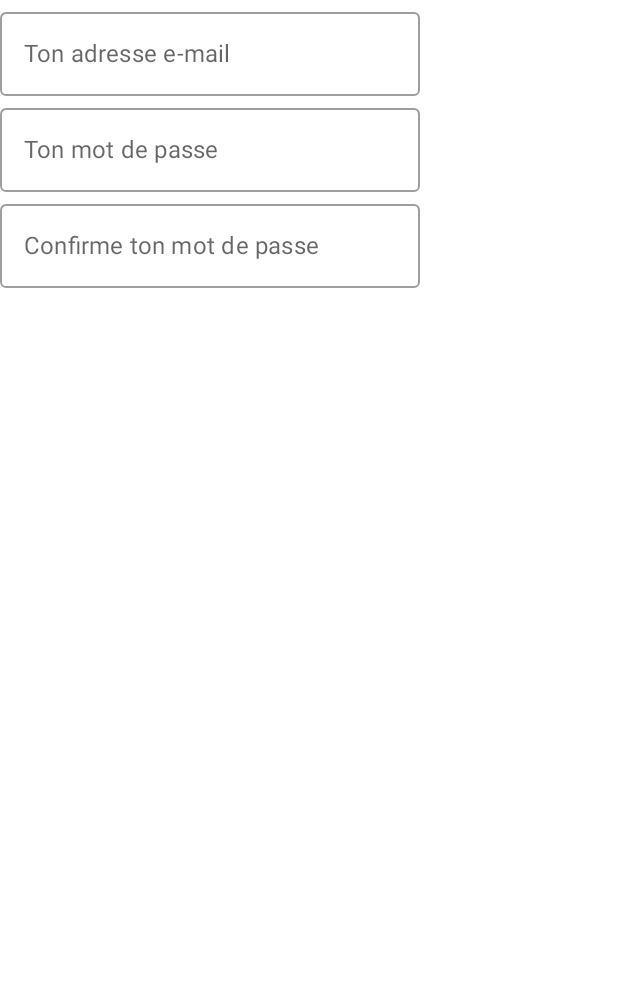
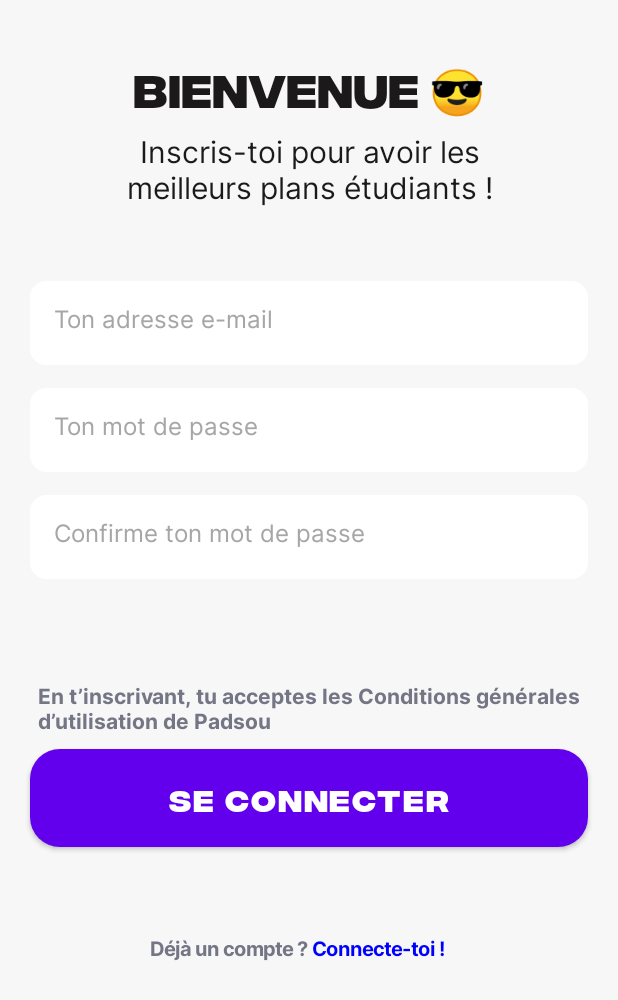
Before and after one commit to AzaWoodyy/PadSou, an Android app built with Jetpack Compose: the screen it shows after launch (MainActivity), on a phone screen of 412 x 824 dp. Shown: the top 1000 px of the screen. Run offline under Robolectric (Android 15) with nearby library versions, the phone set to English and light mode, and no system bars.

Commit message:
:lipstick: Designed the registration page

```diff
--- a/app/src/main/java/com/example/padsous/features/homepage/RegisterPageForm.kt
+++ /dev/null
@@ -1,55 +0,0 @@
-package com.example.padsous.features.homepage
-
-import androidx.compose.foundation.layout.Column
-import androidx.compose.material.Scaffold
-import java.lang.reflect.Modifier
-import androidx.compose.foundation.layout.*
-import androidx.compose.material.Divider
-import androidx.compose.material.OutlinedTextField
-import androidx.compose.material.Text
-import androidx.compose.runtime.*
-import androidx.compose.ui.Alignment
-import androidx.compose.ui.text.input.TextFieldValue
-import androidx.compose.ui.unit.dp
-
-
-@Composable
-fun RegisterPageForm() {
-    Scaffold() {
-        Column (
-            // modifier = Modifier.padding(20.dp),
-            verticalArrangement = Arrangement.Center,
-            horizontalAlignment = Alignment.CenterHorizontally
-        ) {
-            var text by remember { mutableStateOf(TextFieldValue("")) }
-            OutlinedTextField(
-                value = text,
-                label = { Text(text = "Ton adresse e-mail") },
-                onValueChange = {
-                    text = it
-                }
-            )
-
-            OutlinedTextField(
-                value = text,
-                label = { Text(text = "Ton mot de passe") },
-                onValueChange = {
-                    text = it
-                }
-            )
-
-
-
-            OutlinedTextField(
-                value = text,
-                label = { Text(text = "Confirme ton mot de passe") },
-                onValueChange = {
-                    text = it
-                }
-            )
-
-        }
-
-
-    }
-}
--- /dev/null
+++ b/app/src/main/java/com/example/padsous/features/register/RegisterPageFooter.kt
@@ -0,0 +1,39 @@
+package com.example.padsous.features.register
+
+import androidx.compose.foundation.layout.*
+import androidx.compose.material.Text
+import androidx.compose.runtime.Composable
+import androidx.compose.ui.Alignment
+import androidx.compose.ui.Modifier
+import androidx.compose.ui.graphics.Color
+import androidx.compose.ui.text.font.FontWeight
+import androidx.compose.ui.unit.dp
+import androidx.compose.ui.unit.sp
+import com.example.padsous.ui.theme.DarkGrey
+import com.example.padsous.ui.theme.Inter
+
+@Composable
+fun RegisterPageFooter() {
+   Row  (horizontalArrangement = Arrangement.Center,
+       verticalAlignment = Alignment.Bottom) {
+       Row(modifier = Modifier.padding(100.dp, 60.dp, 70.dp, 0.dp)) {
+           Text(
+               color = DarkGrey,
+               fontFamily = Inter,
+               fontSize = 13.sp,
+               fontWeight = FontWeight.Bold,
+               text = "Déjà un compte ?",
+           )
+           Text(
+               color = Color.Blue,
+               fontFamily = Inter,
+               fontSize = 13.sp,
+               fontWeight = FontWeight.Bold,
+               text = " Connecte-toi !"
+           )
+       }
+
+
+
+    }
+}
--- /dev/null
+++ b/app/src/main/java/com/example/padsous/features/register/RegisterPageForm.kt
@@ -0,0 +1,160 @@
+package com.example.padsous.features.homepage
+
+import androidx.compose.foundation.background
+import androidx.compose.foundation.layout.Column
+import androidx.compose.foundation.layout.*
+import androidx.compose.foundation.shape.RoundedCornerShape
+import androidx.compose.foundation.text.KeyboardOptions
+import androidx.compose.material.*
+import androidx.compose.runtime.*
+import androidx.compose.ui.Alignment
+import androidx.compose.ui.Modifier
+import androidx.compose.ui.draw.clip
+import androidx.compose.ui.graphics.Color
+import androidx.compose.ui.text.TextStyle
+import androidx.compose.ui.text.font.FontWeight
+import androidx.compose.ui.text.input.KeyboardType
+import androidx.compose.ui.text.input.PasswordVisualTransformation
+import androidx.compose.ui.text.input.TextFieldValue
+import androidx.compose.ui.unit.dp
+import androidx.compose.ui.unit.sp
+import com.example.padsous.ui.theme.DarkGrey
+import com.example.padsous.ui.theme.Grey
+import com.example.padsous.ui.theme.IntegralCf
+import com.example.padsous.ui.theme.Inter
+
+
+
+@Composable
+fun RegisterPageForm() {
+        Column(
+            verticalArrangement = Arrangement.Center,
+            horizontalAlignment = Alignment.CenterHorizontally
+        ) {
+            var text1 by remember { mutableStateOf(TextFieldValue("")) }
+            var text2 by remember { mutableStateOf(TextFieldValue("")) }
+            var text3 by remember { mutableStateOf(TextFieldValue("")) }
+
+
+            //------------------------Inputs Email ---------------------
+
+            OutlinedTextField(
+                modifier = Modifier
+                    .fillMaxWidth()
+                    .padding(horizontal = 20.dp)
+                    .clip(RoundedCornerShape(20))
+                    .background(color = Color.White),
+                value = text1,
+                maxLines = 1,
+                colors = TextFieldDefaults.textFieldColors(
+                        backgroundColor = Color.White,
+                        focusedIndicatorColor = Color.Transparent,
+                        unfocusedIndicatorColor = Color.Transparent,
+                        disabledIndicatorColor = Color.Transparent,
+                        cursorColor = Color.Black,
+                        textColor = Color.Black
+                ),
+                placeholder = { Text(text = "Ton adresse e-mail",
+                                     style = TextStyle(fontSize = 16.sp,
+                                        fontFamily = Inter,
+                                        color = Grey))
+                              },
+                onValueChange = {
+                    text1 = it
+                },
+                keyboardOptions = KeyboardOptions(keyboardType = KeyboardType.Email),
+            )
+
+            Spacer(modifier = Modifier.height(15.dp))
+
+            //------------------------Password Input ---------------------------
+
+            OutlinedTextField(
+                modifier = Modifier
+                    .fillMaxWidth()
+                    .padding(horizontal = 20.dp)
+                    .clip(RoundedCornerShape(20))
+                    .background(color = Color.White),
+                value = text2,
+                colors = TextFieldDefaults.textFieldColors(
+                        backgroundColor = Color.White,
+                        focusedIndicatorColor = Color.Transparent,
+                        unfocusedIndicatorColor = Color.Transparent,
+                        disabledIndicatorColor = Color.Transparent,
+                        cursorColor = Color.Black,
+                        textColor = Color.Black),
+                maxLines = 1,
+                shape = RoundedCornerShape(20),
+                placeholder = { Text(text = "Ton mot de passe",
+                                     style = TextStyle(fontSize = 16.sp,
+                                        fontFamily = Inter,
+                                        color = Grey)) },
+                onValueChange = {
+                    text2 = it
+                },
+                visualTransformation = PasswordVisualTransformation(),
+                keyboardOptions = KeyboardOptions(keyboardType = KeyboardType.Password),
+                )
+
+            Spacer(modifier = Modifier.height(15.dp))
+
+            //------------------------Confirm Password Input ---------------------------
+
+            OutlinedTextField(
+                modifier = Modifier
+                    .fillMaxWidth()
+                    .padding(horizontal = 20.dp)
+                    .clip(RoundedCornerShape(20))
+                    .background(color = Color.White),
+                colors = TextFieldDefaults.textFieldColors(
+                    backgroundColor = Color.White,
+                    focusedIndicatorColor = Color.Transparent,
+                    unfocusedIndicatorColor = Color.Transparent,
+                    disabledIndicatorColor = Color.Transparent,
+                    cursorColor = Color.Black,
+                    textColor = Color.Black),
+                value = text3,
+                maxLines = 1,
+                shape = RoundedCornerShape(20),
+                placeholder = { Text(text = "Confirme ton mot de passe",
+                                    style = TextStyle(fontSize = 16.sp,
+                                        fontFamily = Inter,
+                                        color = Grey)) },
+                onValueChange = {
+                    text3 = it
+                },
+                visualTransformation = PasswordVisualTransformation(),
+                keyboardOptions = KeyboardOptions(keyboardType = KeyboardType.Password),
+            )
+
+            Spacer(modifier = Modifier.height(40.dp))
+
+            //------------------------Text + button ---------------------------
+
+            Column(Modifier.padding(25.dp, 30.dp, 0.dp, 10.dp)) {
+                Text( color = DarkGrey,
+                    fontWeight = FontWeight.Bold,
+                    fontFamily = Inter,
+                    fontSize = 14.sp,
+                    text = "En t’inscrivant, tu acceptes les Conditions générales d’utilisation de Padsou",
+                )
+            }
+            Box(modifier = Modifier.padding(horizontal = 20.dp)) {
+                Button(
+                    onClick = {},
+                    shape = RoundedCornerShape(20.dp),
+                    modifier = Modifier
+                        .fillMaxWidth()
+                        .height(65.dp)
+                ) {
+                    Text(
+                        text = "Se connecter".toUpperCase(),
+                        color = Color.White,
+                        fontFamily = IntegralCf,
+                        fontSize = 20.sp,
+                        fontWeight = FontWeight.Bold,
+                       )
+                }
+            }
+        }
+    }
--- /dev/null
+++ b/app/src/main/java/com/example/padsous/features/register/RegisterPageHeader.kt
@@ -0,0 +1,46 @@
+package com.example.padsous.features.homepage
+
+
+import androidx.compose.foundation.layout.*
+import androidx.compose.material.Text
+import androidx.compose.runtime.Composable
+import androidx.compose.ui.Alignment
+import androidx.compose.ui.Modifier
+import androidx.compose.ui.text.font.FontWeight
+import androidx.compose.ui.text.style.TextAlign
+import androidx.compose.ui.unit.dp
+import androidx.compose.ui.unit.sp
+import com.example.padsous.ui.theme.IntegralCf
+import com.example.padsous.ui.theme.Inter
+import com.example.padsous.ui.theme.AlmostBlack
+
+
+@Composable
+fun RegisterPageHeader() {
+        Column (
+            horizontalAlignment = Alignment.CenterHorizontally,
+            modifier = Modifier
+                .padding(0.dp, 40.dp, 0.dp, 50.dp)
+                .fillMaxWidth()
+        ){
+            Text(
+                color = AlmostBlack,
+                fontFamily = IntegralCf,
+                fontSize = 30.sp,
+                fontWeight = FontWeight.Bold,
+                text = "Bienvenue \uD83D\uDE0E"
+            )
+
+            Spacer(modifier = Modifier.height(10.dp))
+
+            Column() {
+                Text(
+                    color = AlmostBlack,
+                    modifier = Modifier.padding(horizontal = 80.dp),
+                    text = "Inscris-toi pour avoir les meilleurs plans étudiants !",
+                    fontFamily = Inter,
+                    fontSize = 20.sp,
+                    textAlign = TextAlign.Center)
+            }
+        }
+    }
--- a/app/src/main/java/com/example/padsous/screens/RegisterPage.kt
+++ b/app/src/main/java/com/example/padsous/screens/RegisterPage.kt
@@ -1,10 +1,27 @@
 package com.example.padsous.screens
 
+import androidx.compose.foundation.background
+import androidx.compose.foundation.layout.Column
+import androidx.compose.foundation.layout.Row
+import androidx.compose.foundation.layout.padding
 import androidx.compose.runtime.Composable
+import androidx.compose.ui.Modifier
+import androidx.compose.ui.graphics.Color
 import com.example.padsous.features.homepage.RegisterPageForm
+import com.example.padsous.features.homepage.RegisterPageHeader
+import com.example.padsous.features.register.RegisterPageFooter
+import com.example.padsous.ui.theme.MediumGrey
 
 
 @Composable
 fun RegisterPage() {
-    RegisterPageForm()
+    Column ( modifier = Modifier.background(color = MediumGrey),) {
+       RegisterPageHeader()
+        RegisterPageForm()
+        RegisterPageFooter()
+    }
+
+
+
+
 }
```
